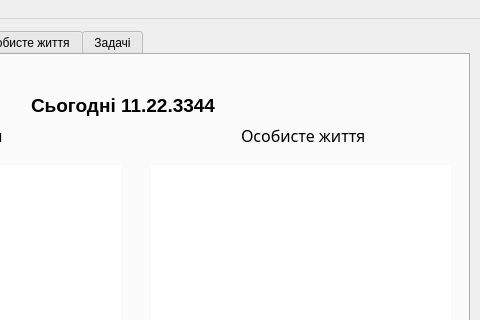
zEEmperon/Course-Project-KNT-129, file mainwindow.ui: the form before one commit; both pictures show x 201 to 681 and y 0 to 320 of the 681 by 698 pixel window.
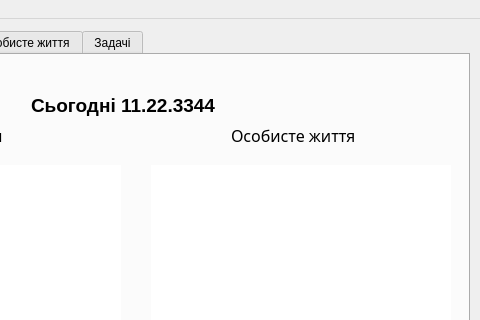
The form after the commit. The open tabs and pages were chosen to show the change. Icons and pictures are not drawn.

Diff of the .ui file:
```diff
--- a/mainwindow.ui
+++ b/mainwindow.ui
@@ -116,7 +116,7 @@
      <widget class="QLabel" name="label_9">
       <property name="geometry">
        <rect>
-        <x>430</x>
+        <x>420</x>
         <y>70</y>
         <width>141</width>
         <height>20</height>
```
Left out of the diff: 4 changed lines with no effect on the pictures.
